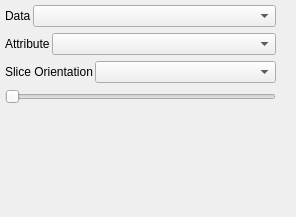
Qt form glue/qt/ui/imagewidget.ui (glue-viz/glue) before a commit.
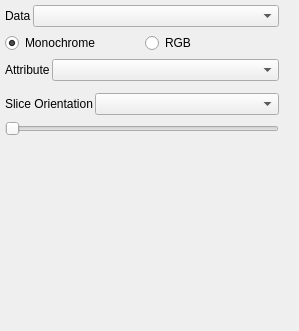
The same form after that commit. Custom widgets are drawn as their Qt base class.

What changed in the file:
```diff
--- a/glue/qt/ui/imagewidget.ui
+++ b/glue/qt/ui/imagewidget.ui
@@ -6,8 +6,8 @@
    <rect>
     <x>0</x>
     <y>0</y>
-    <width>296</width>
-    <height>217</height>
+    <width>299</width>
+    <height>331</height>
    </rect>
   </property>
   <property name="baseSize">
@@ -22,7 +22,7 @@
   <property name="windowTitle">
    <string>Form</string>
   </property>
-  <layout class="QVBoxLayout" name="verticalLayout_2" stretch="1">
+  <layout class="QVBoxLayout" name="verticalLayout_2" stretch="0">
    <property name="leftMargin">
     <number>5</number>
    </property>
@@ -81,12 +81,39 @@
        </layout>
       </item>
       <item>
-       <layout class="QHBoxLayout" name="horizontalLayout_2">
+       <layout class="QHBoxLayout" name="horizontalLayout_4">
+        <item>
+         <widget class="QRadioButton" name="monochrome">
+          <property name="text">
+           <string>Monochrome</string>
+          </property>
+          <property name="checked">
+           <bool>true</bool>
+          </property>
+          <attribute name="buttonGroup">
+           <string notr="true">rgb_enabler</string>
+          </attribute>
+         </widget>
+        </item>
+        <item>
+         <widget class="QRadioButton" name="rgb">
+          <property name="text">
+           <string>RGB</string>
+          </property>
+          <attribute name="buttonGroup">
+           <string notr="true">rgb_enabler</string>
+          </attribute>
+         </widget>
+        </item>
+       </layout>
+      </item>
+      <item>
+       <layout class="QHBoxLayout" name="monochrome_options">
         <property name="spacing">
          <number>2</number>
         </property>
         <item>
-         <widget class="QLabel" name="label_2">
+         <widget class="QLabel" name="mono_att_label">
           <property name="text">
            <string>Attribute</string>
           </property>
@@ -110,6 +137,13 @@
         </item>
        </layout>
       </item>
+      <item>
+       <widget class="RGBEdit" name="rgb_options" native="true">
+        <property name="enabled">
+         <bool>true</bool>
+        </property>
+       </widget>
+      </item>
       <item>
        <layout class="QHBoxLayout" name="horizontalLayout_3">
         <property name="spacing">
@@ -189,6 +223,12 @@
    <extends>QComboBox</extends>
    <header>glue.qt.qtutil</header>
   </customwidget>
+  <customwidget>
+   <class>RGBEdit</class>
+   <extends>QWidget</extends>
+   <header>glue.qt.qtutil</header>
+   <container>1</container>
+  </customwidget>
  </customwidgets>
  <resources/>
  <connections/>
```
Left out of the diff: 3 changed lines with no effect on the pictures.
